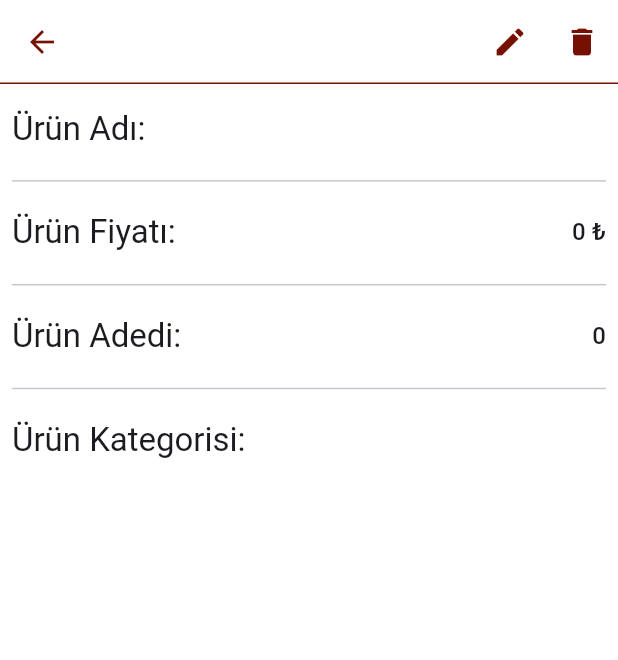
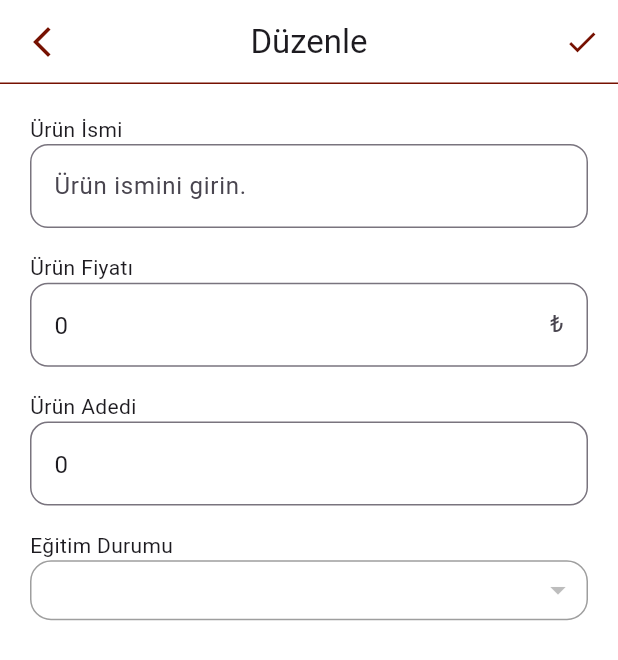
Before and after one commit to mustafatmaca/atmaca_yapi, a Flutter app: the ProductDetailView screen opened directly with empty values, after a tap on the "edit" icon, on a phone screen of 412 x 824 dp. Shown: the top 660 px of the screen. Run offline on Flutter 3.47's test engine with Material 3 defaults, Android fonts, the phone set to English and light mode, and no system bars; our stand-ins replace cloud_firestore, firebase_auth, firebase_core, flutter_speed_dial, get; accounts and stored records are empty; generated files the repository leaves out were written again; Roboto replaces fonts that are missing (Raleway).

Commit message:
product edit functionality added

```diff
--- a/lib/ui/productDetail_screen/view/productDetail_view.dart
+++ b/lib/ui/productDetail_screen/view/productDetail_view.dart
@@ -1,5 +1,6 @@
 import 'package:atmacayapi/model/product.dart';
 import 'package:atmacayapi/ui/productDetail_screen/controller/productDetail_controller.dart';
+import 'package:atmacayapi/ui/productEdit_screen/view/productEdit_view.dart';
 import 'package:flutter/material.dart';
 import 'package:get/get.dart';
 
@@ -16,7 +17,9 @@ class ProductDetailView extends StatelessWidget {
         title: Text(product.name!),
         actions: [
           IconButton(
-            onPressed: () {},
+            onPressed: () {
+              Get.to(() => ProductEditView(product: product));
+            },
             icon: Icon(Icons.edit),
             tooltip: "Düzenle",
           ),
--- /dev/null
+++ b/lib/ui/productEdit_screen/controller/productEdit_controller.dart
@@ -0,0 +1,67 @@
+// ignore_for_file: public_member_api_docs, sort_constructors_first
+import 'package:flutter/material.dart';
+import 'package:get/get.dart';
+
+import 'package:atmacayapi/model/category.dart';
+import 'package:atmacayapi/model/product.dart';
+import 'package:atmacayapi/repository/firestore_repo.dart';
+import 'package:atmacayapi/ui/productDetail_screen/controller/productDetail_controller.dart';
+import 'package:atmacayapi/ui/productSearch_screen/controller/prdouctSearch_controller.dart';
+import 'package:atmacayapi/ui/product_screen/controller/product_controller.dart';
+
+class ProductEditController extends GetxController {
+  String name;
+  String price;
+  String stock;
+  String category;
+
+  final firestoreRepo = FirestoreRepo();
+  final ProductDetailController productDetailController = Get.find();
+  final ProductController productController = Get.find();
+  final ProductSearchController productSearchController = Get.find();
+  RxList<Category> categories = <Category>[].obs;
+  Rx<Category> selectedCategory = Category(name: "Diğer").obs;
+
+  ProductEditController({
+    required this.name,
+    required this.price,
+    required this.stock,
+    required this.category,
+  });
+
+  final TextEditingController nameController = TextEditingController();
+  final TextEditingController priceController = TextEditingController();
+  final TextEditingController stockController = TextEditingController();
+
+  @override
+  void onInit() {
+    // TODO: implement onInit
+    super.onInit();
+    nameController.text = name;
+    priceController.text = price;
+    stockController.text = stock;
+    getCategories();
+  }
+
+  void getCategories() async {
+    categories.value = await firestoreRepo.getCategories();
+    selectedCategory.value =
+        categories.firstWhere((element) => element.name == category);
+  }
+
+  void setSelected(Category value) {
+    selectedCategory.value = value;
+  }
+
+  void updateProduct(Product product) async {
+    await firestoreRepo.updateProduct(product.id!, product.name!,
+        product.categoryName!, product.price!, product.stock!);
+
+    productController.getProductsByCategory(product.categoryName!);
+    productSearchController.getProducts();
+
+    productDetailController.update();
+    productController.update();
+    productSearchController.update();
+  }
+}
--- /dev/null
+++ b/lib/ui/productEdit_screen/view/productEdit_view.dart
@@ -0,0 +1,194 @@
+import 'package:atmacayapi/model/category.dart';
+import 'package:atmacayapi/model/product.dart';
+import 'package:atmacayapi/ui/home_screen/view/home_view.dart';
+import 'package:atmacayapi/ui/productEdit_screen/controller/productEdit_controller.dart';
+import 'package:flutter/material.dart';
+import 'package:flutter/services.dart';
+import 'package:get/get.dart';
+
+class ProductEditView extends StatelessWidget {
+  final Product product;
+  ProductEditView({Key? key, required this.product}) : super(key: key);
+
+  final _formKey = GlobalKey<FormState>();
+
+  @override
+  Widget build(BuildContext context) {
+    final ProductEditController _productEditController = Get.put(
+        ProductEditController(
+            name: product.name!,
+            price: product.price.toString(),
+            stock: product.stock.toString(),
+            category: product.categoryName!));
+    return Scaffold(
+      appBar: AppBar(
+        title: const Text("Düzenle"),
+        centerTitle: true,
+        leading: IconButton(
+          icon: const Icon(
+            Icons.arrow_back_ios_new,
+          ),
+          onPressed: () {
+            Get.back();
+          },
+        ),
+        actions: [
+          IconButton(
+            onPressed: () {
+              if (_formKey.currentState!.validate()) {
+                _formKey.currentState!.save();
+                _productEditController.updateProduct(Product(
+                    id: product.id,
+                    name: _productEditController.nameController.text,
+                    categoryName:
+                        _productEditController.selectedCategory.value.name,
+                    price: int.tryParse(
+                        _productEditController.priceController.text)!,
+                    stock: int.tryParse(
+                        _productEditController.stockController.text)!));
+                ScaffoldMessenger.of(context).showSnackBar(
+                    const SnackBar(content: Text("Başarıyla Güncellendi")));
+                Get.offAll(HomeView());
+              }
+            },
+            icon: const Icon(Icons.check),
+            tooltip: "Kaydet",
+          )
+        ],
+      ),
+      body: Padding(
+        padding: EdgeInsets.all(8.0),
+        child: GestureDetector(
+          onTap: () {
+            FocusScope.of(context).requestFocus(FocusNode());
+          },
+          child: SingleChildScrollView(
+            child: Padding(
+              padding: const EdgeInsets.all(12.0),
+              child: Form(
+                key: _formKey,
+                child: Column(
+                  children: [
+                    const Align(
+                      alignment: Alignment.centerLeft,
+                      child: Text(
+                        "Ürün İsmi",
+                      ),
+                    ),
+                    TextFormField(
+                      controller: _productEditController.nameController,
+                      decoration: InputDecoration(
+                          hintText: "Ürün ismini girin.",
+                          border: OutlineInputBorder(
+                              borderRadius: BorderRadius.circular(12.0))),
+                      validator: (value) {
+                        if (value == null || value.isEmpty) {
+                          return "Boş bırakılamaz.";
+                        }
+                        return null;
+                      },
+                      onSaved: (newValue) => _productEditController
+                          .nameController.text = newValue!,
+                    ),
+                    SizedBox(
+                      height: MediaQuery.of(context).size.height * 0.02,
+                    ),
+                    const Align(
+                      alignment: Alignment.centerLeft,
+                      child: Text(
+                        "Ürün Fiyatı",
+                      ),
+                    ),
+                    TextFormField(
+                      controller: _productEditController.priceController,
+                      keyboardType: TextInputType.number,
+                      inputFormatters: <TextInputFormatter>[
+                        FilteringTextInputFormatter.digitsOnly
+                      ],
+                      decoration: InputDecoration(
+                          hintText: "Ürünün fiyatını girin.",
+                          suffixText: "₺",
+                          border: OutlineInputBorder(
+                              borderRadius: BorderRadius.circular(12.0))),
+                      validator: (value) {
+                        if (value == null || value.isEmpty) {
+                          return "Boş bırakılamaz.";
+                        }
+                        return null;
+                      },
+                      onSaved: (newValue) => _productEditController
+                          .priceController.text = newValue!,
+                    ),
+                    SizedBox(
+                      height: MediaQuery.of(context).size.height * 0.02,
+                    ),
+                    const Align(
+                      alignment: Alignment.centerLeft,
+                      child: Text(
+                        "Ürün Adedi",
+                      ),
+                    ),
+                    TextFormField(
+                      controller: _productEditController.stockController,
+                      keyboardType: TextInputType.number,
+                      inputFormatters: <TextInputFormatter>[
+                        FilteringTextInputFormatter.digitsOnly
+                      ],
+                      decoration: InputDecoration(
+                          hintText: "Ürünün adedini girin.",
+                          border: OutlineInputBorder(
+                              borderRadius: BorderRadius.circular(12.0))),
+                      validator: (value) {
+                        if (value == null || value.isEmpty) {
+                          return "Boş bırakılamaz.";
+                        }
+                        return null;
+                      },
+                      onSaved: (newValue) => _productEditController
+                          .stockController.text = newValue!,
+                    ),
+                    SizedBox(
+                      height: MediaQuery.of(context).size.height * 0.02,
+                    ),
+                    const Align(
+                      alignment: Alignment.centerLeft,
+                      child: Text(
+                        "Eğitim Durumu",
+                      ),
+                    ),
+                    DecoratedBox(
+                      decoration: BoxDecoration(
+                          border: Border.all(width: 1, color: Colors.black38),
+                          borderRadius: BorderRadius.circular(14)),
+                      child: Padding(
+                        padding: const EdgeInsets.all(8.0),
+                        child: Obx(() => DropdownButton<Category>(
+                              value:
+                                  _productEditController.selectedCategory.value,
+                              icon: Icon(Icons.arrow_drop_down),
+                              underline: Container(),
+                              borderRadius: BorderRadius.circular(8),
+                              isExpanded: true,
+                              items: _productEditController.categories
+                                  .map<DropdownMenuItem<Category>>(
+                                      (Category element) => DropdownMenuItem(
+                                            child: Text(element.name!),
+                                            value: element,
+                                          ))
+                                  .toList(),
+                              onChanged: (value) {
+                                _productEditController.setSelected(value!);
+                              },
+                            )),
+                      ),
+                    )
+                  ],
+                ),
+              ),
+            ),
+          ),
+        ),
+      ),
+    );
+  }
+}
```
Also changed, not shown: lib/repository/firestore_repo.dart (+15 -0 lines).
